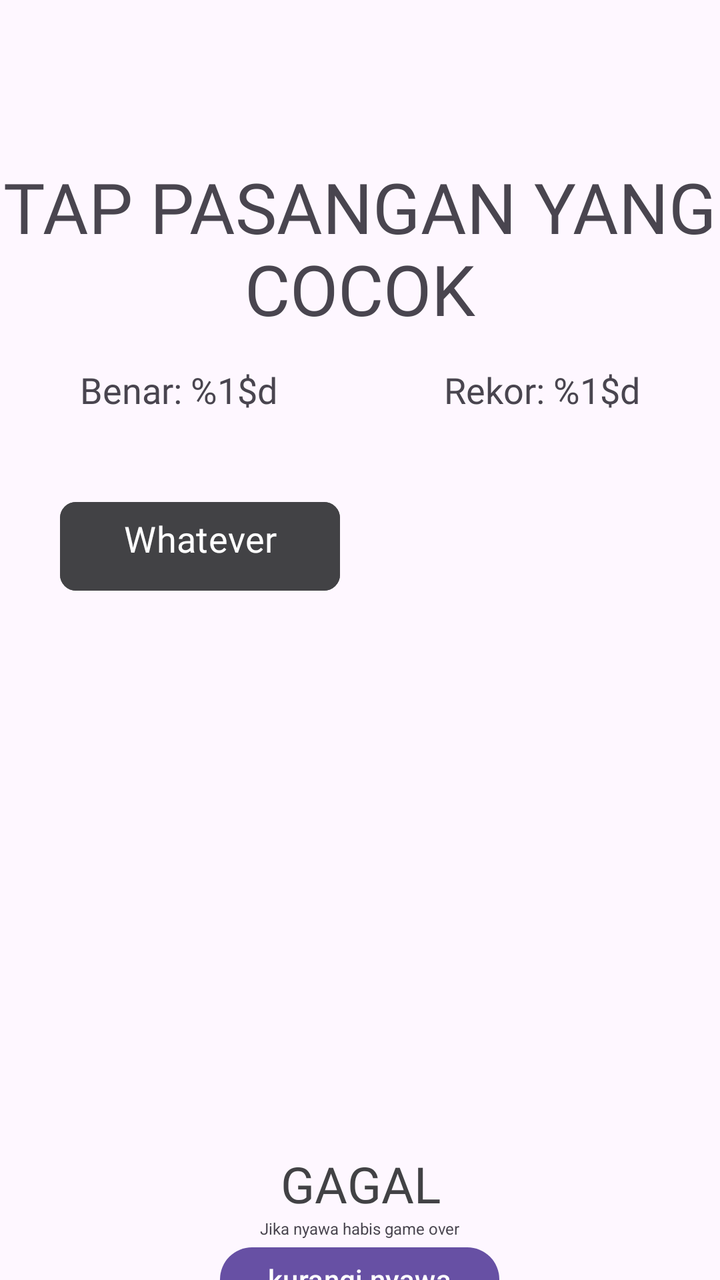
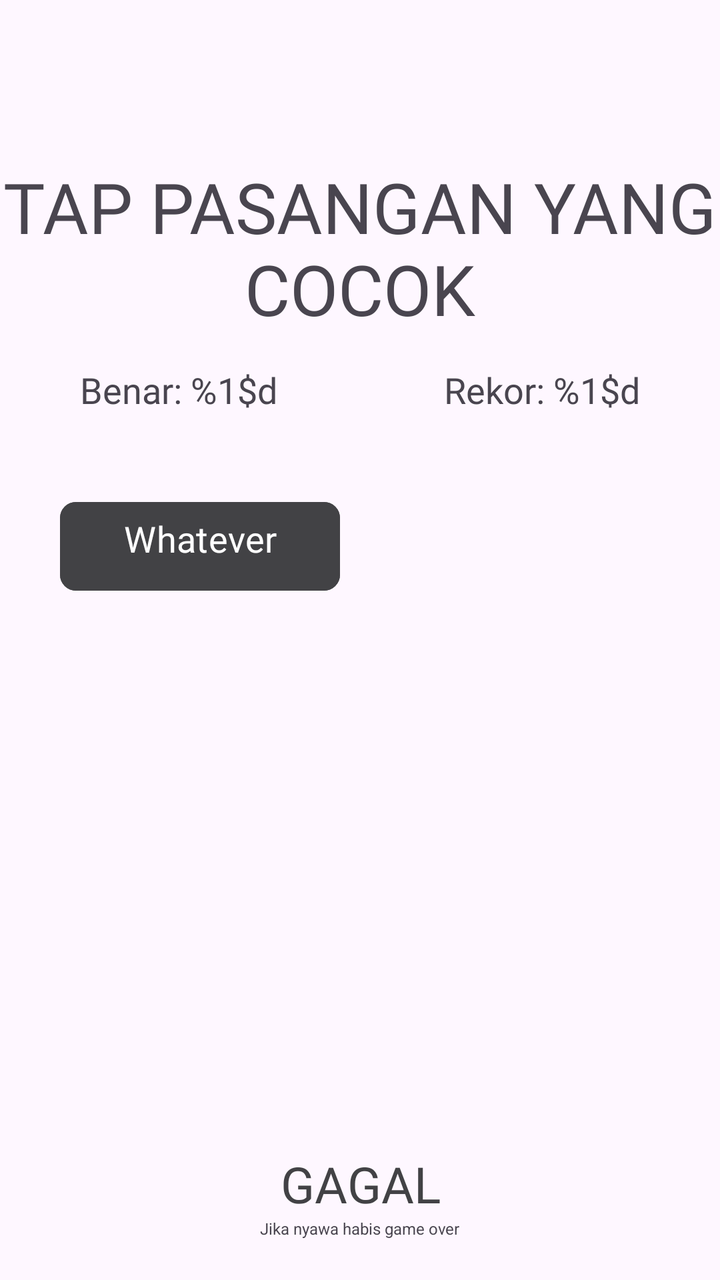

Before-and-after screenshots of an Android layout around one commit, followed by the original layout XML and the change that was made.
<!-- AndroidManifest.xml: application theme Theme.WordsMatch -->
<!-- res/layout/activity_game_menu.xml -->
<?xml version="1.0" encoding="utf-8"?>
<LinearLayout xmlns:android="http://schemas.android.com/apk/res/android"
    xmlns:app="http://schemas.android.com/apk/res-auto"
    xmlns:tools="http://schemas.android.com/tools"
    android:id="@+id/main"
    android:layout_width="match_parent"
    android:layout_height="match_parent"
    android:orientation="vertical"
    tools:context=".GameMenu">



    <TextView
        android:layout_width="wrap_content"
        android:layout_height="wrap_content"
        android:text="TAP PASANGAN YANG COCOK"
        android:fontFamily="@font/american_captain"
        android:layout_gravity="center"
        android:textSize="35dp"
        android:layout_marginTop="80dp"
        android:textAlignment="center"
        />

    <LinearLayout
        android:layout_width="300dp"
        android:layout_height="wrap_content"
        android:orientation="horizontal"
        android:layout_gravity="center"
        android:layout_marginTop="15dp"
        >

        <TextView
            android:id="@+id/benar_saat_ini"
            android:layout_width="wrap_content"
            android:layout_height="wrap_content"
            android:text="@string/benar_saat_ini"
            android:layout_marginLeft="10dp"
            android:textSize="18dp"
            android:fontFamily="@font/arca_majora_3_bold"
            />

        <Space
            android:layout_width="0dp"
            android:layout_height="1dp"
            android:layout_weight="1"
            />

        <TextView
            android:id="@+id/rekor_saat_ini"
            android:layout_width="wrap_content"
            android:layout_height="wrap_content"
            android:fontFamily="@font/arca_majora_3_bold"
            android:text="@string/rekor_text"
            android:layout_marginRight="10dp"
            android:textSize="18dp" />

    </LinearLayout>

    <LinearLayout
        android:layout_width="300dp"
        android:layout_height="328dp"
        android:layout_gravity="center"
        android:layout_marginTop="40dp"
        android:orientation="vertical">

        <LinearLayout
            android:id="@+id/div2btn"
            android:layout_width="match_parent"
            android:layout_height="wrap_content"
            android:orientation="vertical"
            >
            <Button
                android:layout_width="140dp"
                android:layout_height="wrap_content"
                android:backgroundTint="@color/main_color"
                android:fontFamily="@font/arca_majora_3_bold"
                android:text="Whatever"
                android:textSize="18dp"
                app:cornerRadius="8dp"
                android:paddingBottom="14dp"
                />
        </LinearLayout>
    </LinearLayout>

    <LinearLayout
        android:layout_width="match_parent"
        android:layout_height="wrap_content"
        android:orientation="vertical"
        >

        <TextView
            android:id="@+id/nyawa"
            android:layout_width="wrap_content"
            android:layout_height="wrap_content"
            android:text="GAGAL"
            android:fontFamily="@font/arca_majora_3_bold"
            android:layout_gravity="center"
            android:textSize="25dp"
            android:textAlignment="center"
            android:textColor="@color/main_color"
            />

        <TextView
            android:layout_width="wrap_content"
            android:layout_height="wrap_content"
            android:text="Jika nyawa habis game over"
            android:textSize="8dp"
            android:layout_gravity="center"

            />
        
        <Button
            android:id="@+id/kurangi_nyawa"
            android:layout_width="wrap_content"
            android:layout_height="40dp"
            android:text="kurangi nyawa"
            android:layout_gravity="center"
            />

    </LinearLayout>




</LinearLayout>
<!-- resources referenced by this layout -->
<resources>
  <color name="main_color">#424245</color>
  <string name="benar_saat_ini">Benar: %1$d </string>
  <string name="rekor_text">Rekor: %1$d</string>
  <style name="Theme.WordsMatch" parent="Base.Theme.WordsMatch" />
  <style name="Base.Theme.WordsMatch" parent="Theme.Material3.DayNight.NoActionBar">
          
          
      </style>
</resources>

<!-- the commit's change to res/layout/activity_game_menu.xml (unified diff, before → after) -->
@@ -108,18 +108,6 @@
             android:layout_gravity="center"
 
             />
-        
-        <Button
-            android:id="@+id/kurangi_nyawa"
-            android:layout_width="wrap_content"
-            android:layout_height="40dp"
-            android:text="kurangi nyawa"
-            android:layout_gravity="center"
-            />
 
     </LinearLayout>
-
-
-
-
 </LinearLayout>
